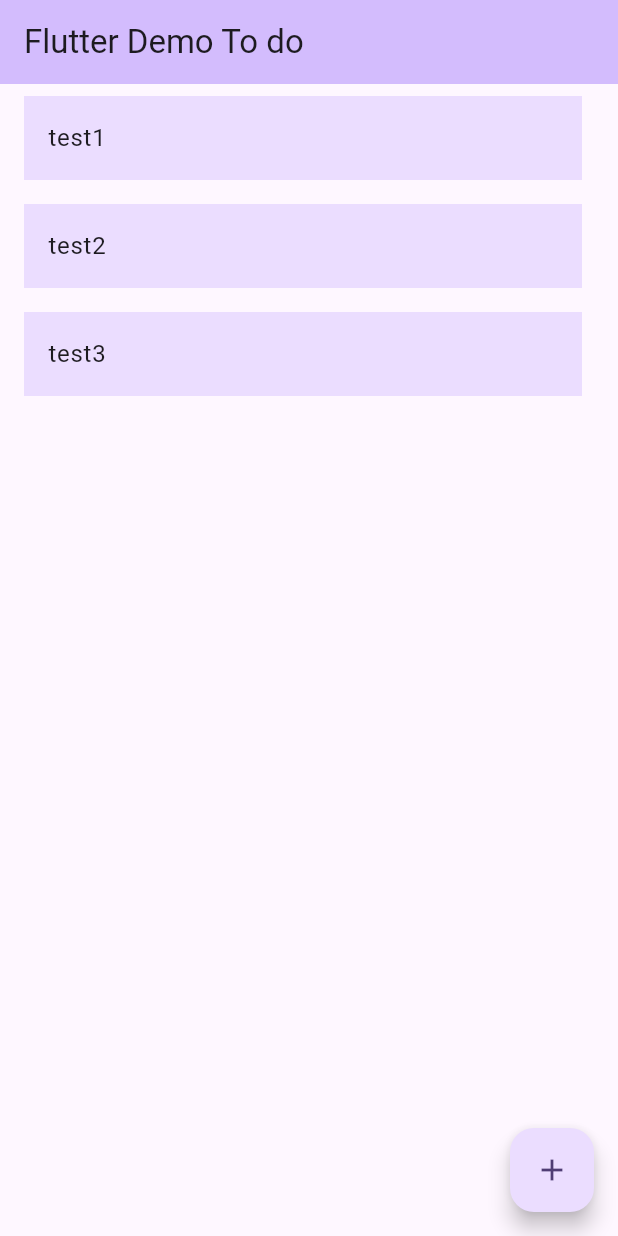
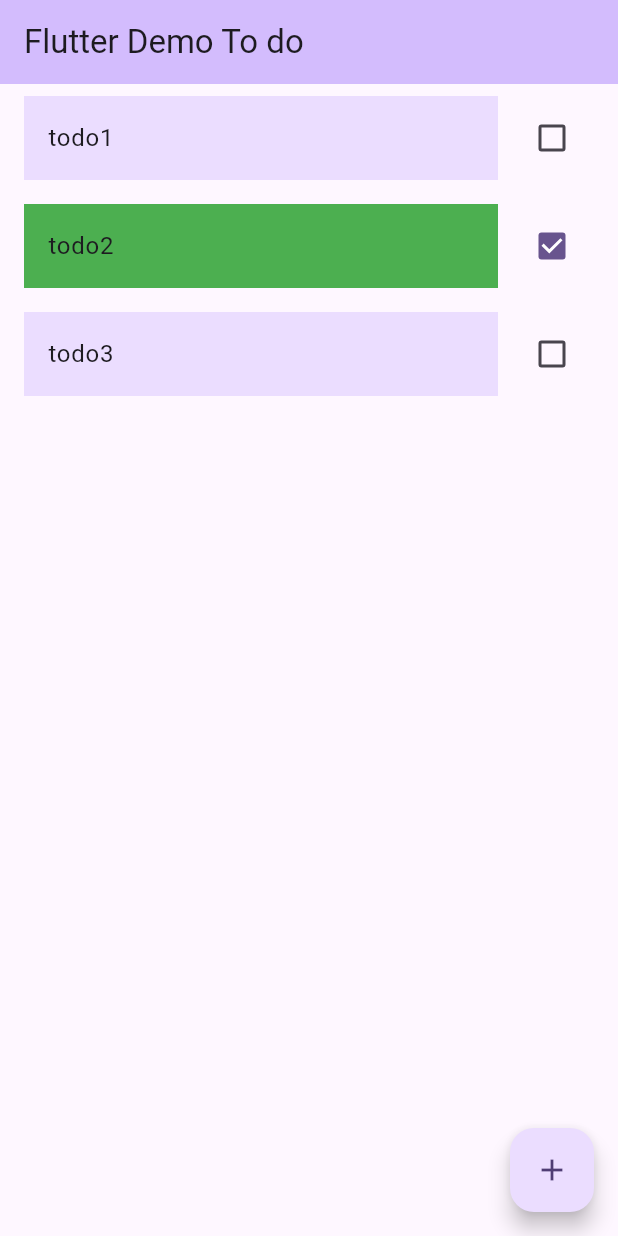
Before and after one commit to EvelienVanophalvens/flutter_demo, a Flutter app: the screen it shows after launch, on a phone screen of 412 x 824 dp. Run offline on Flutter 3.47's test engine with Material 3 defaults, Android fonts, the phone set to English and light mode, and no system bars.

Commit message:
Feat: check off a to do

```diff
--- a/lib/main.dart
+++ b/lib/main.dart
@@ -31,21 +31,27 @@ class MyHomePage extends StatefulWidget {
 }
 
 class _MyHomePageState extends State<MyHomePage> {
-  final List<String> _items = ["test1", "test2", "test3"];
+  final List<Map<String, dynamic>> _items = [
+    {'text': 'todo1', 'checked': false},
+    {'text': 'todo2', 'checked': true},
+    {'text': 'todo3', 'checked': false},
+  ];
 
-    void _navigateToAddItemPage() async {
+  void _navigateToAddItemPage() async {
     final result = await Navigator.push(
       context,
-      MaterialPageRoute(builder: (context) => AddItemPage()),
+      MaterialPageRoute(builder: (context) => const AddItemPage()),
     );
 
     if (result != null) {
       setState(() {
-        _items.add(result);
+        // Ensure that 'result' is a String before adding it to '_items'
+        if (result is String) {
+          _items.add({'text': result, 'checked': false});
+        }
       });
     }
   }
-
   @override
   Widget build(BuildContext context) {
     return Scaffold(
@@ -56,29 +62,34 @@ class _MyHomePageState extends State<MyHomePage> {
       body: ListView.builder(
         itemCount: _items.length,
         itemBuilder: (context, index) {
-          return ListTile(
-            title:
-            Container(
-              color: Theme.of(context).colorScheme.primaryContainer,
+          return CheckboxListTile(
+            title: Container(
+              color: _items[index]['checked'] ? Colors.green : Theme.of(context).colorScheme.primaryContainer,
               padding: const EdgeInsets.all(16),
-            child: Text(_items[index]),
+              child: Text(_items[index]['text']),
             ),
+            value: _items[index]['checked'],
+            onChanged: (bool? value) {
+              setState(() {
+                _items[index]['checked'] = value!;
+              });
+            },
           );
         },
       ),
       floatingActionButton: FloatingActionButton(
-        onPressed: () {
-          _navigateToAddItemPage();
-        },
+        onPressed: _navigateToAddItemPage,
         tooltip: 'Add Item',
         child: const Icon(Icons.add),
       ),
     );
   }
 }
+class AddItemPage extends StatefulWidget {
+  const AddItemPage({super.key});
 
-class AddItemPage extends StatefulWidget {
   @override
+  // ignore: library_private_types_in_public_api
   _AddItemPageState createState() => _AddItemPageState();
 }
 
```
